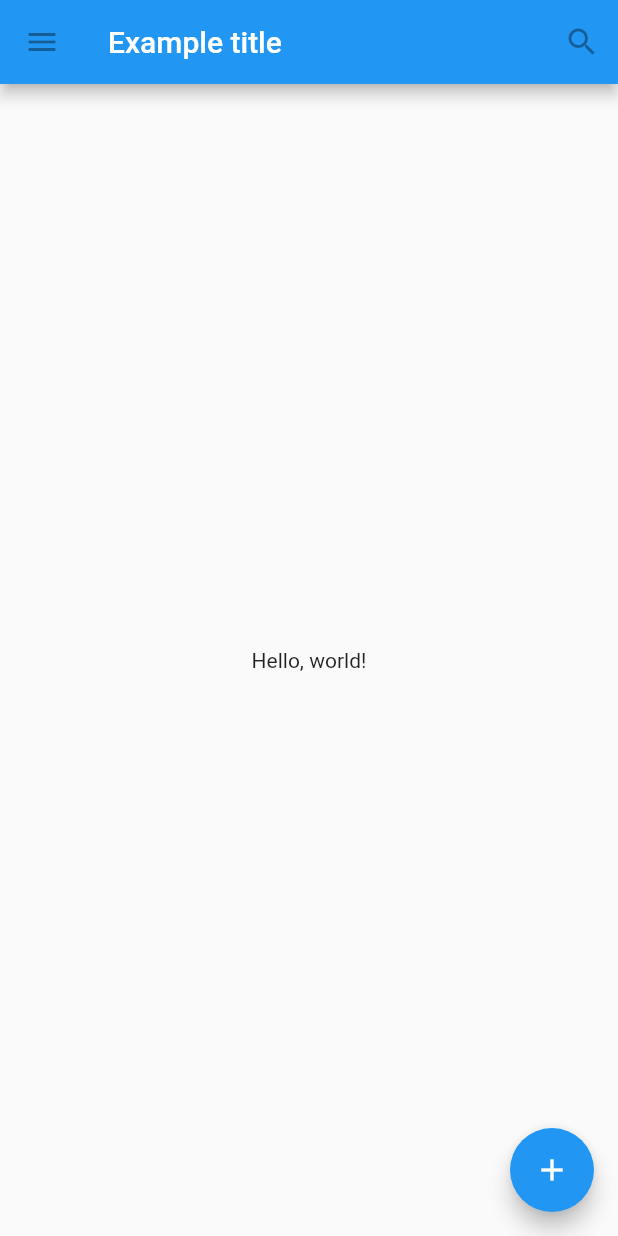
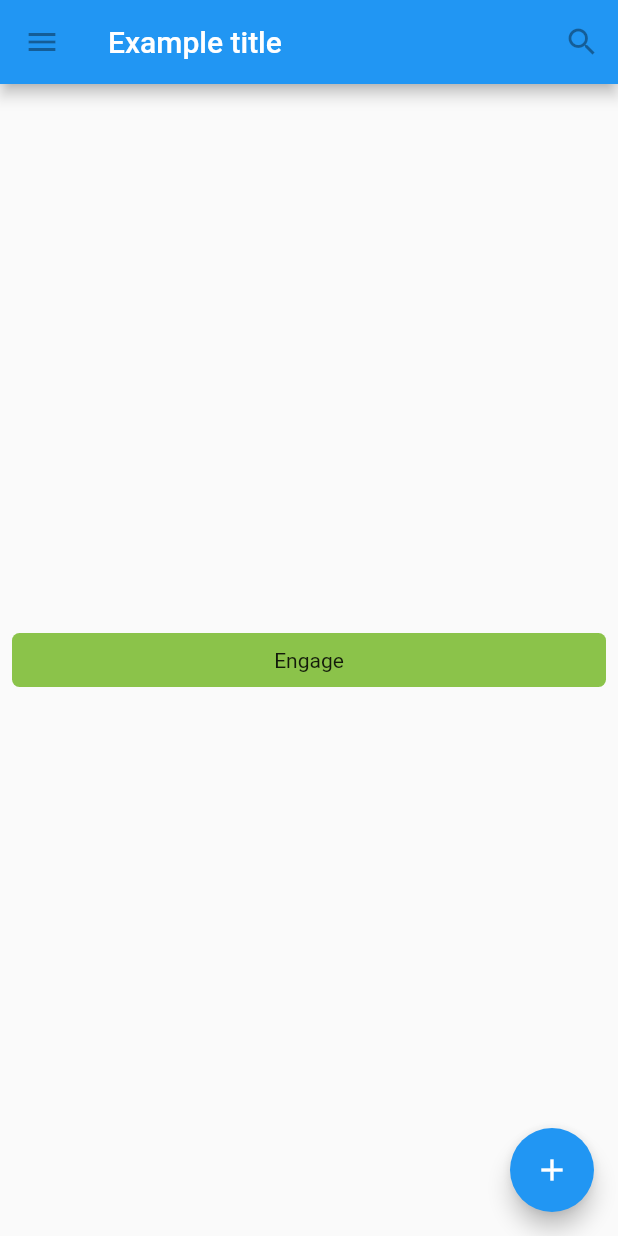
Before and after one commit to Mohamed-Konate/flutter_app_widgets, a Flutter app: the screen it shows after launch, on a phone screen of 412 x 824 dp. Run offline on Flutter 3.47's test engine with Material 2 defaults, Android fonts, the light colour scheme and no system bars.

Commit message:
Gestes de manipulation

```diff
--- a/lib/main.dart
+++ b/lib/main.dart
@@ -29,7 +29,7 @@ class TutorialHome extends StatelessWidget {
       ),
       // body is the majority of the screen.
       body: Center(
-        child: Text('Hello, world!'),
+        child: MyButton(),
       ),
       floatingActionButton: FloatingActionButton(
         tooltip: 'Add', // used by assistive technologies
@@ -39,3 +39,25 @@ class TutorialHome extends StatelessWidget {
     );
   }
 }
+class MyButton extends StatelessWidget {
+  @override
+  Widget build(BuildContext context) {
+    return GestureDetector(
+      onTap: () {
+        print('MyButton was tapped!');
+      },
+      child: Container(
+        height: 36.0,
+        padding: const EdgeInsets.all(8.0),
+        margin: const EdgeInsets.symmetric(horizontal: 8.0),
+        decoration: BoxDecoration(
+          borderRadius: BorderRadius.circular(5.0),
+          color: Colors.lightGreen[500],
+        ),
+        child: Center(
+          child: Text('Engage'),
+        ),
+      ),
+    );
+  }
+}
```
